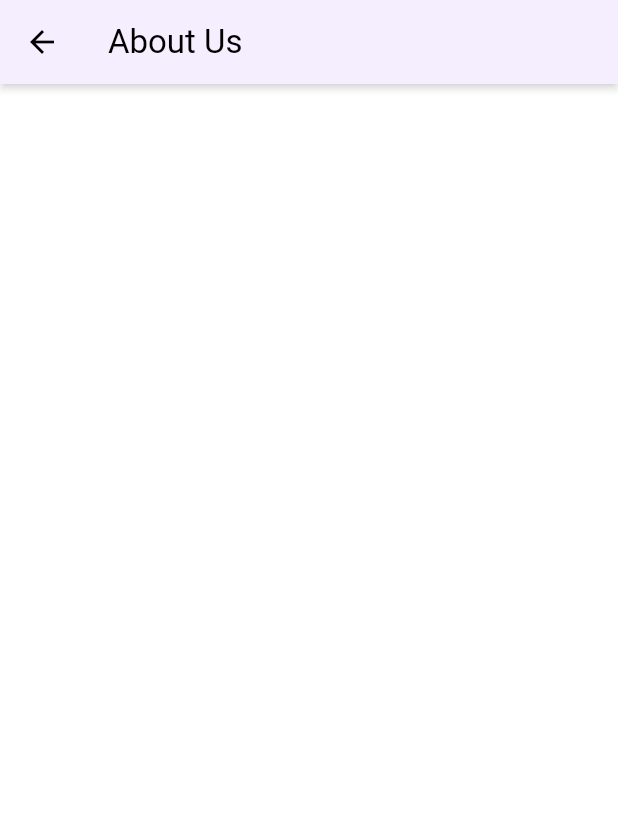
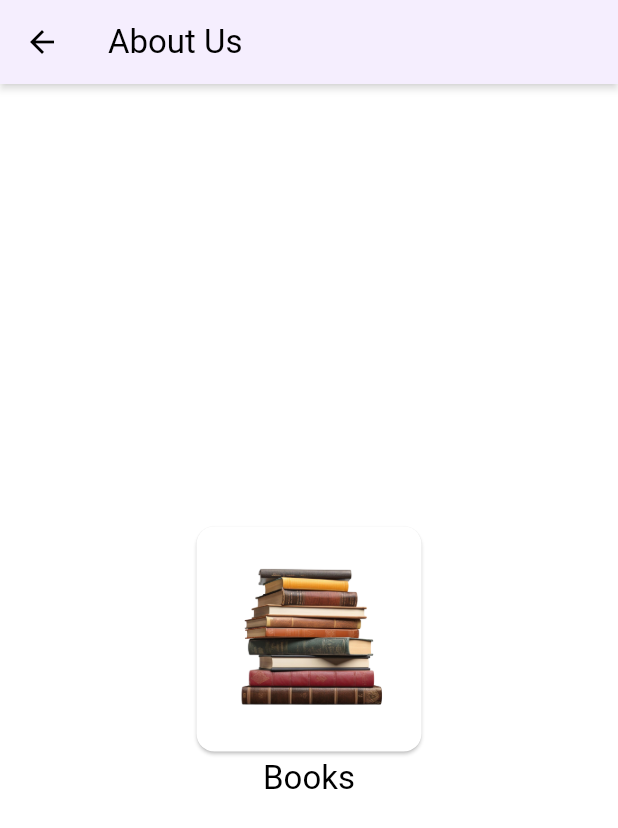
Before and after one commit to Vepa03/kitaplar, a Flutter app: the AboutUs screen opened directly, on a phone screen of 412 x 824 dp. Shown: the top 828 px of the screen. Run offline on Flutter 3.47's test engine with Material 3 defaults, Android fonts, the phone set to English and light mode, and no system bars; our stand-ins replace flutter_localization, font_awesome_flutter, lottie; missing offline and left inert: syncfusion_flutter_pdfviewer; network calls fail.

Commit message:
surat goshuldy

```diff
--- a/lib/pages/about_us.dart
+++ b/lib/pages/about_us.dart
@@ -2,8 +2,15 @@ import 'package:flutter/material.dart';
 import 'package:flutter_localization/flutter_localization.dart';
 import 'package:kitaplar/applocale.dart';
 
-class AboutUs extends StatelessWidget {
+class AboutUs extends StatefulWidget {
   const AboutUs({super.key});
+
+  @override
+  State<AboutUs> createState() => _AboutUsState();
+}
+
+class _AboutUsState extends State<AboutUs> {
+
 
   @override
   Widget build(BuildContext context) {
@@ -12,6 +19,18 @@ class AboutUs extends StatelessWidget {
         title: Text(Applocale.about_us.getString(context), style: Theme.of(context).textTheme.titleLarge,),
         elevation: 2,
       ),
+      body: Center(
+        child: Column(
+          mainAxisAlignment: MainAxisAlignment.center,
+          crossAxisAlignment: CrossAxisAlignment.center,
+          children: [
+            Card(
+              child: Image.asset("lib/assets/images/books.png", width: 150, height: 150,),
+            ),
+            Text(Applocale.title.getString(context), style: Theme.of(context).textTheme.titleLarge,)
+          ],
+        ),
+      ),
     );
   }
 }
```
Also changed, not shown: lib/assets/images/books.png (added).
